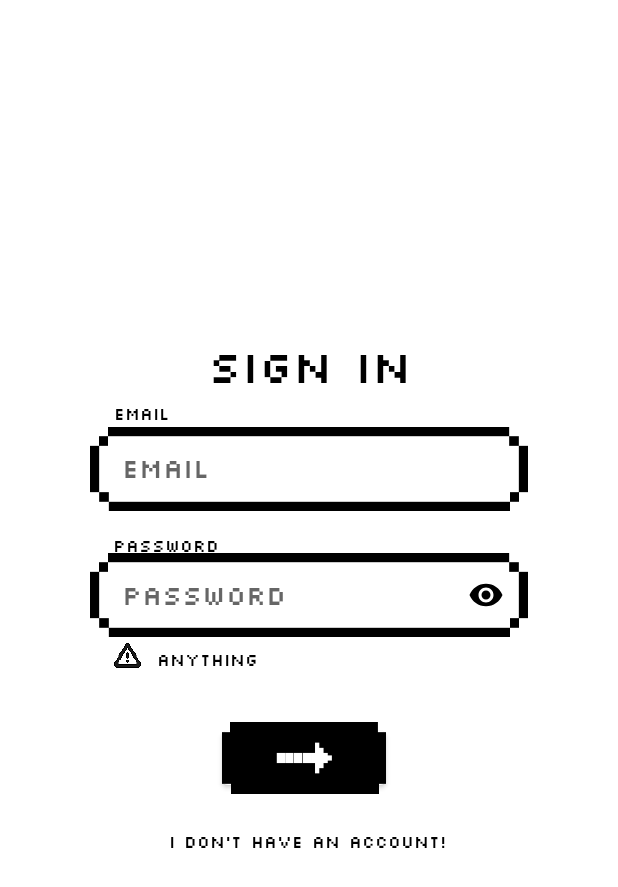
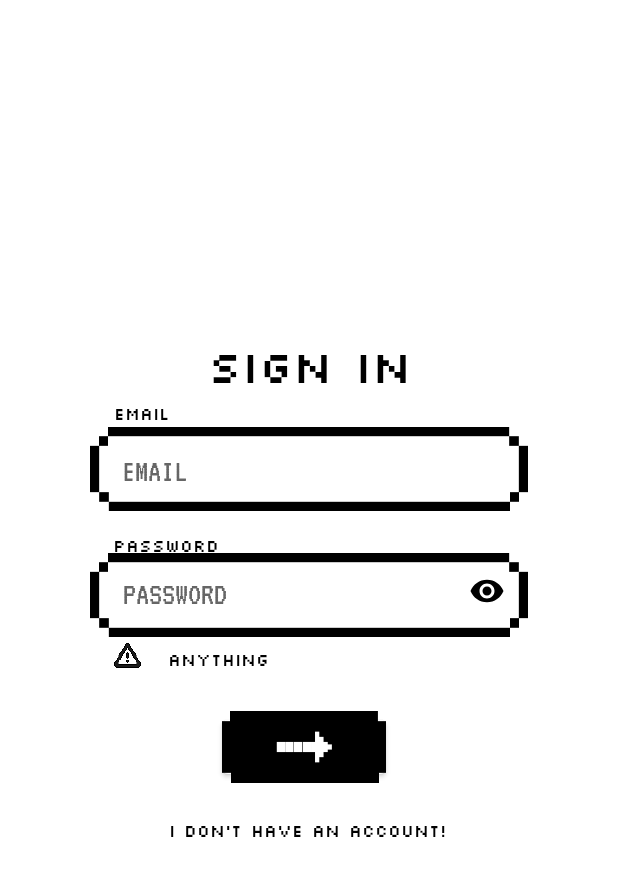
Before and after one commit to oni2302/PixelChat, an Android app: the screen it shows after launch (MainActivity), on a phone screen of 412 x 824 dp. Shown: the top 887 px of the screen. Run offline under Robolectric (Android 15) with nearby library versions, the phone set to English and light mode, and no system bars; our stand-ins replace Firebase (no records; nobody signed in at launch, a user with empty details on screens opened directly).

Commit message:
Thay đổi layout, thêm font tiếng việt

```diff
--- a/app/src/main/java/com/oni/pixelchat/Home_Fragment.java
+++ b/app/src/main/java/com/oni/pixelchat/Home_Fragment.java
@@ -36,7 +36,7 @@ public class Home_Fragment extends Fragment {
         binding = FragmentHomeBinding.inflate(inflater,container,false);
         // Inflate the layout for this fragment
         recyclerView = binding.inboxMessageRecycler;
-        layoutManager = new LinearLayoutManager(this.getContext(),LinearLayoutManager.VERTICAL,true);
+        layoutManager = new LinearLayoutManager(this.getContext(),LinearLayoutManager.VERTICAL,false);
         recyclerView.setLayoutManager(layoutManager);
         inboxItemList = InboxItem.test();
         inboxItemAdapter = new InboxItemAdapter(Home_Fragment.this.getContext(),R.layout.inbox_message_recycler_item,inboxItemList);
--- a/app/src/main/java/com/oni/pixelchat/InboxItem.java
+++ b/app/src/main/java/com/oni/pixelchat/InboxItem.java
@@ -40,8 +40,8 @@ public class InboxItem {
     }
 
     public static ArrayList<InboxItem> test(){
-        String[] names = {"ONI","ONI","ONI","ONI","ONI","ONI","ONI","ONI","ONI","ONI"};
-        String[] lastMessages = {"ONI","ONI","ONI","ONI","ONI","ONI","ONI","ONI","ONI","ONI"};
+        String[] names = {"Em yêu 1","Em yêu 2","Em yêu 3","Em yêu 4","Em yêu 5","Em yêu 6","Em yêu 7","Em yêu 8","Em yêu 9","Em yêu 10"};
+        String[] lastMessages = {"Đêm qua anh tuyệt lắm!","Đêm qua anh tuyệt lắm!","Đêm qua anh tuyệt lắm!","Đêm qua anh tuyệt lắm!","Đêm qua anh tuyệt lắm!","Đêm qua anh tuyệt lắm!","Đêm qua anh tuyệt lắm!","Đêm qua anh tuyệt lắm!","Đêm qua anh tuyệt lắm!","Đêm qua anh tuyệt lắm!"};
         int[] pics = {
                 R.drawable.test_avt_img,
                 R.drawable.test_avt_img,
--- a/app/src/main/java/com/oni/pixelchat/SignIn_Fragment.java
+++ b/app/src/main/java/com/oni/pixelchat/SignIn_Fragment.java
@@ -70,9 +70,7 @@ public class SignIn_Fragment extends Fragment {
                 mUser = mAuth.getCurrentUser();
                 String email = edt_signIn_Email.getText().toString();
                 String password = edt_signIn_Password.getText().toString();
-                email="phuongtky2003@gmail.com";
-                password = "onionioni";
-                if(emailCheck()&&passwordCheck()||true){
+                if(emailCheck()&&passwordCheck()){
                     tv_exception.setText("Signing in...");
                     mAuth.signInWithEmailAndPassword(email,password).addOnCompleteListener(new OnCompleteListener<AuthResult>() {
                         @Override
--- a/app/src/main/res/layout/fragment_sign_in.xml
+++ b/app/src/main/res/layout/fragment_sign_in.xml
@@ -9,7 +9,7 @@
 
     <TextView
         android:id="@+id/tv_exception_SignIn"
-        android:layout_width="261dp"
+        android:layout_width="230dp"
         android:layout_height="13dp"
         android:layout_marginTop="432dp"
         android:fontFamily="@font/silkscreen"
@@ -17,8 +17,8 @@
         android:textColor="#000000"
         android:textSize="11sp"
         app:layout_constraintEnd_toEndOf="parent"
-        app:layout_constraintHorizontal_bias="0.693"
-        app:layout_constraintStart_toStartOf="parent"
+        app:layout_constraintHorizontal_bias="0.206"
+        app:layout_constraintStart_toEndOf="@+id/img_exception_SignIn"
         app:layout_constraintTop_toTopOf="parent" />
 
     <ImageView
@@ -34,21 +34,23 @@
     <EditText
         android:id="@+id/edt_signIn_Password"
         android:layout_width="280dp"
-        android:layout_height="0dp"
+        android:layout_height="48dp"
+        android:layout_marginTop="370dp"
         android:background="@drawable/white_bg"
         android:drawableRight="@drawable/visible_icon"
         android:ems="10"
-        android:fontFamily="@font/silkscreen"
-        android:hint="password"
+        android:fontFamily="@font/vt323"
+        android:hint="PASSWORD"
         android:importantForAutofill="no"
         android:inputType="textPassword"
         android:paddingLeft="15dp"
         android:paddingRight="10dp"
         android:textColor="#000000"
-        app:layout_constraintBottom_toBottomOf="@+id/imageView4"
-        app:layout_constraintEnd_toEndOf="@+id/imageView4"
-        app:layout_constraintStart_toStartOf="@+id/imageView4"
-        app:layout_constraintTop_toTopOf="@+id/imageView4"
+        android:textSize="22sp"
+        app:layout_constraintEnd_toEndOf="parent"
+        app:layout_constraintHorizontal_bias="0.503"
+        app:layout_constraintStart_toStartOf="parent"
+        app:layout_constraintTop_toTopOf="parent"
         tools:ignore="DuplicateSpeakableTextCheck" />
 
     <ImageView
@@ -93,17 +95,18 @@
         android:id="@+id/edt_signIn_Email"
         android:layout_width="280dp"
         android:layout_height="48dp"
-        android:layout_marginStart="66dp"
         android:layout_marginTop="288dp"
         android:background="@drawable/white_bg"
         android:ems="10"
-        android:fontFamily="@font/silkscreen"
-        android:hint="email"
+        android:fontFamily="@font/vt323"
+        android:hint="EMAIL"
         android:importantForAutofill="no"
         android:inputType="textPersonName"
         android:paddingLeft="15dp"
         android:paddingRight="15dp"
         android:textColor="#000000"
+        android:textSize="22sp"
+        app:layout_constraintEnd_toEndOf="parent"
         app:layout_constraintStart_toStartOf="parent"
         app:layout_constraintTop_toTopOf="parent"
         tools:ignore="DuplicateSpeakableTextCheck" />
--- a/app/src/main/res/layout/inbox_message_recycler_item.xml
+++ b/app/src/main/res/layout/inbox_message_recycler_item.xml
@@ -52,7 +52,8 @@
                     android:layout_marginTop="5dp"
                     android:fontFamily="@font/vt323"
                     android:text="Any"
-                    android:textColor="#000000" />
+                    android:textColor="#000000"
+                    android:textSize="20sp" />
 
                 <TextView
                     android:id="@+id/inbox_message_recycler_item_edtLastMessage"
```
